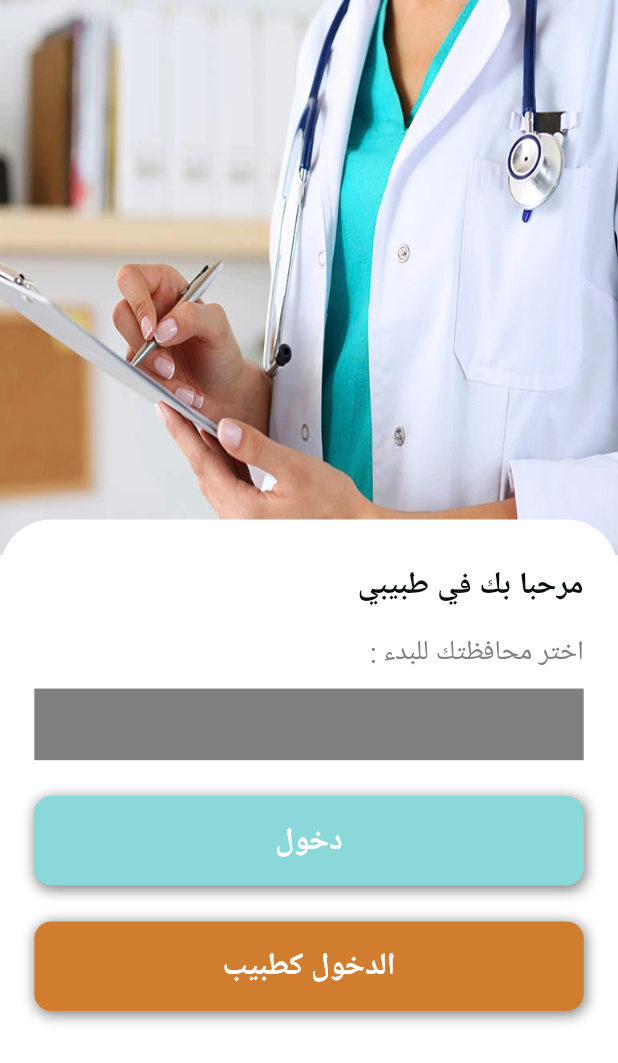
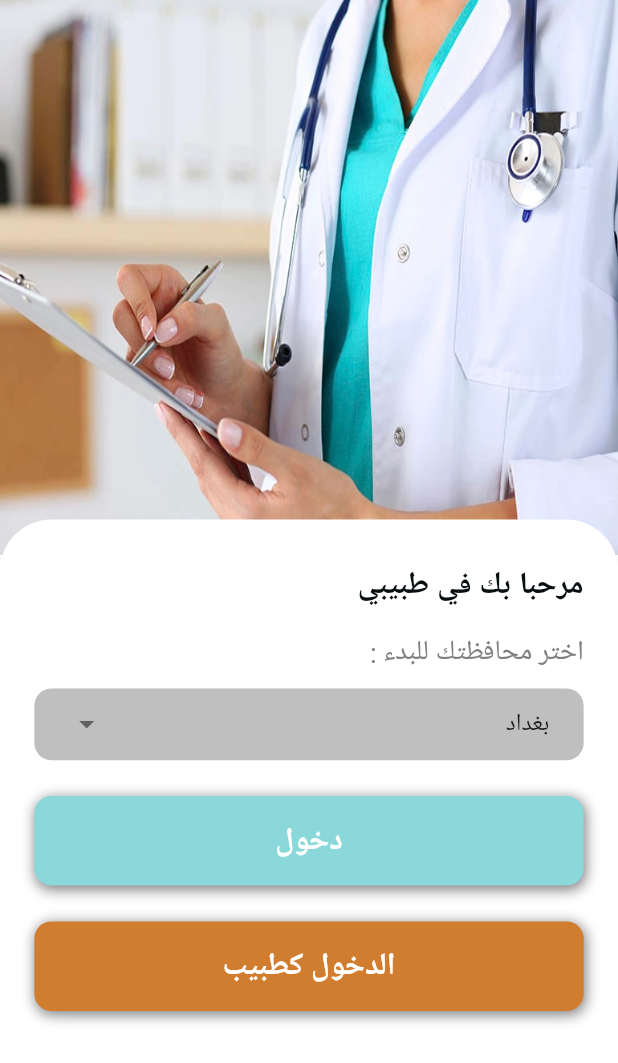
Before and after one commit to Ahmedkhalil98/doctors_guide, a Flutter app: the IntroScreen screen opened directly, on a phone screen of 412 x 824 dp. Shown: the top 1063 px of the screen. Run offline on Flutter 3.47's test engine with Material 2 defaults, Android fonts, the phone set to English and light mode, and no system bars; our stand-ins replace flutter_screenutil, get.

Commit message:
add cities of iraq

```diff
--- /dev/null
+++ b/lib/Controllers/login_Doctor_controller.dart
@@ -0,0 +1,9 @@
+import 'package:get/get.dart';
+
+class LogInDoctorController extends GetxController {
+  RxString dropdownvalue = 'بغداد'.obs;
+
+  void setSelected(String value) {
+    dropdownvalue.value = value;
+  }
+}
--- /dev/null
+++ b/lib/Views/Screens/Login_as_Adoctor.dart
@@ -0,0 +1,12 @@
+import 'package:flutter/material.dart';
+import 'package:flutter/src/foundation/key.dart';
+import 'package:flutter/src/widgets/framework.dart';
+
+class LogInAsADoctor extends StatelessWidget {
+  const LogInAsADoctor({Key? key}) : super(key: key);
+
+  @override
+  Widget build(BuildContext context) {
+    return const Scaffold();
+  }
+}
--- a/lib/Views/Screens/intro_Screen.dart
+++ b/lib/Views/Screens/intro_Screen.dart
@@ -1,10 +1,15 @@
+import 'package:doctors_guide/Controllers/login_Doctor_controller.dart';
 import 'package:doctors_guide/Views/widgets/button_widget.dart';
 import 'package:doctors_guide/constants/Colors.dart';
+import 'package:doctors_guide/constants/Iraq_Cities.dart';
 import 'package:flutter/material.dart';
 import 'package:flutter_screenutil/flutter_screenutil.dart';
+import 'package:get/get.dart';
 
 class IntroScreen extends StatelessWidget {
-  const IntroScreen({Key? key}) : super(key: key);
+  IntroScreen({Key? key}) : super(key: key);
+
+  var loginController = Get.put(LogInDoctorController());
 
   @override
   Widget build(BuildContext context) {
@@ -62,10 +67,29 @@ class IntroScreen extends StatelessWidget {
                                 ),
                               ),
                               Container(
-                                margin: EdgeInsets.only(bottom: 10.h),
-                                height: 40.h,
-                                color: kgrayColor,
-                              ),
+                                  margin: EdgeInsets.only(bottom: 10.h),
+                                  padding:
+                                      EdgeInsets.symmetric(horizontal: 20.w),
+                                  decoration: BoxDecoration(
+                                      color: kgrayColor.withOpacity(0.5),
+                                      borderRadius:
+                                          BorderRadius.circular(10.r)),
+                                  height: 40.h,
+                                  child: Obx(
+                                    () => DropdownButton(
+                                        isExpanded: true,
+                                        underline: const SizedBox(),
+                                        value:
+                                            loginController.dropdownvalue.value,
+                                        items: iraqCities
+                                            .map((e) => DropdownMenuItem(
+                                                value: e, child: Text('$e')))
+                                            .toList(),
+                                        onChanged: (newvalue) {
+                                          loginController
+                                              .setSelected(newvalue.toString());
+                                        }),
+                                  )),
                               MyButtonWidget(
                                 btntitle: "دخول",
                                 color: kPrimaryColor,
--- /dev/null
+++ b/lib/constants/Iraq_Cities.dart
@@ -0,0 +1,21 @@
+List iraqCities = [
+  'بغداد',
+  'البصرة',
+  'نينوى',
+  'أربيل',
+  'النجف',
+  'ذي قار',
+  'كركوك',
+  'الأنبار',
+  'ديالى',
+  'المثنى',
+  'القادسية',
+  'ميسان',
+  'الوسط',
+  'صلاح الدين',
+  'دهوك',
+  'السليمانية',
+  'بابل',
+  'كربلاء',
+  'حلبجة',
+];
--- a/lib/root.dart
+++ b/lib/root.dart
@@ -1,4 +1,4 @@
-import 'package:doctors_guide/Views/Screens/Home_Screen.dart';
+import 'package:doctors_guide/Views/Screens/intro_Screen.dart';
 import 'package:doctors_guide/constants/themes.dart';
 import 'package:flutter/material.dart';
 import 'package:flutter_screenutil/flutter_screenutil.dart';
@@ -13,10 +13,10 @@ class MyApp extends StatelessWidget {
       return GetMaterialApp(
         debugShowCheckedModeBanner: false,
 
-        // home: const IntroScreen(),
+        home: IntroScreen(),
         //  locale: Get.deviceLocale,
 
-        home: HomeScreen(),
+        // home: HomeScreen(),
         theme: myThemeData(),
         locale: const Locale(
           "ar",
```
